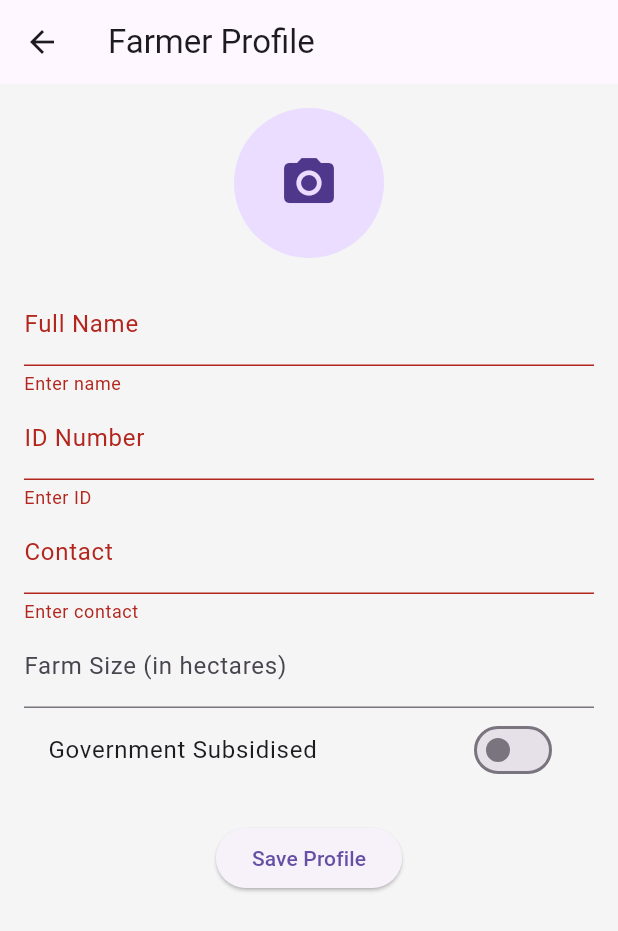
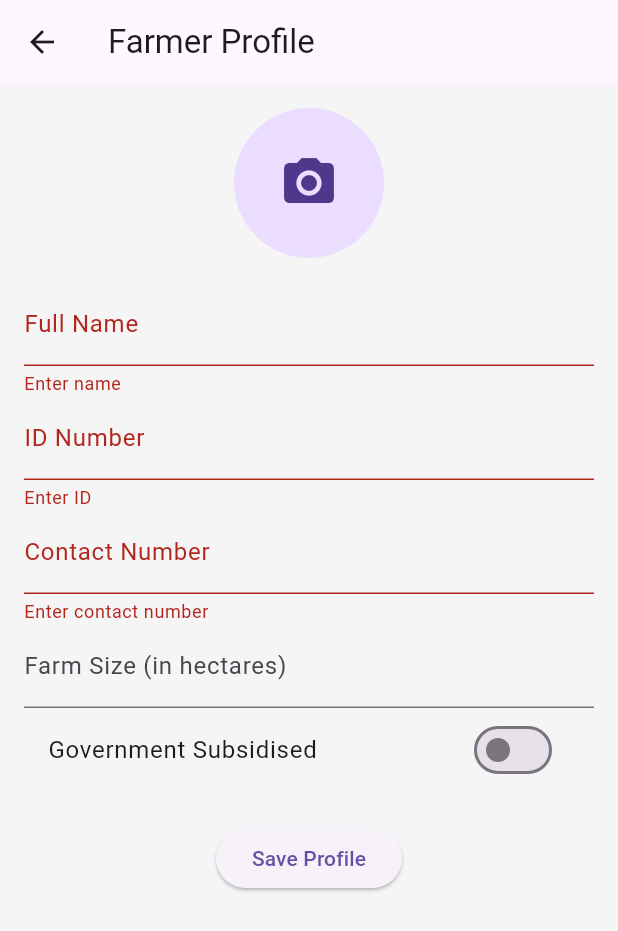
Before and after one commit to smwaingeni-ai/agrix_beta_2025, a Flutter app: the FarmerProfileScreen screen opened by its route, after a tap on "Save Profile", on a phone screen of 412 x 824 dp. Shown: the top 931 px of the screen. Run offline on Flutter 3.47's test engine with Material 3 defaults, Android fonts, the phone set to English and light mode, and no system bars; our stand-ins replace image_picker, share_plus; accounts and stored records are empty.

Commit message:
Update farmer_profile_screen.dart

```diff
--- a/lib/screens/profile/farmer_profile_screen.dart
+++ b/lib/screens/profile/farmer_profile_screen.dart
@@ -30,10 +30,10 @@ class _FarmerProfileScreenState extends State<FarmerProfileScreen> {
     if (profile != null) {
       setState(() {
         _nameController.text = profile.fullName;
-        _idController.text = profile.farmerId ?? '';
-        _contactController.text = profile.contact;
-        _farmSizeController.text = profile.farmSize?.toString() ?? '';
-        _subsidised = profile.subsidised ?? false;
+        _idController.text = profile.farmerId;
+        _contactController.text = profile.contactNumber;
+        _farmSizeController.text = profile.farmSizeHectares?.toString() ?? '';
+        _subsidised = profile.subsidised;
         _imagePath = profile.photoPath;
       });
     }
@@ -52,13 +52,15 @@ class _FarmerProfileScreenState extends State<FarmerProfileScreen> {
     if (_formKey.currentState?.validate() != true) return;
 
     final profile = FarmerProfile(
-      farmerId: _idController.text, // ✅ corrected
-      fullName: _nameController.text,
-      idNumber: _idController.text,
-      contact: _contactController.text,
-      farmSize: double.tryParse(_farmSizeController.text), // ✅ parsed safely
+      farmerId: _idController.text.trim(),
+      fullName: _nameController.text.trim(),
+      idNumber: _idController.text.trim(),
+      contactNumber: _contactController.text.trim(),
+      farmSizeHectares: double.tryParse(_farmSizeController.text),
       subsidised: _subsidised,
+      govtAffiliated: false, // required field
       photoPath: _imagePath,
+      registeredAt: DateTime.now().toIso8601String(),
     );
 
     await FarmerProfileService.saveProfile(profile);
@@ -81,7 +83,9 @@ class _FarmerProfileScreenState extends State<FarmerProfileScreen> {
                 onTap: _pickImage,
                 child: CircleAvatar(
                   radius: 50,
-                  backgroundImage: _imagePath != null ? FileImage(File(_imagePath!)) : null,
+                  backgroundImage: _imagePath != null && File(_imagePath!).existsSync()
+                      ? FileImage(File(_imagePath!))
+                      : null,
                   child: _imagePath == null
                       ? const Icon(Icons.camera_alt, size: 40)
                       : null,
@@ -91,17 +95,17 @@ class _FarmerProfileScreenState extends State<FarmerProfileScreen> {
               TextFormField(
                 controller: _nameController,
                 decoration: const InputDecoration(labelText: 'Full Name'),
-                validator: (value) => value!.isEmpty ? 'Enter name' : null,
+                validator: (value) => value == null || value.isEmpty ? 'Enter name' : null,
               ),
               TextFormField(
                 controller: _idController,
                 decoration: const InputDecoration(labelText: 'ID Number'),
-                validator: (value) => value!.isEmpty ? 'Enter ID' : null,
+                validator: (value) => value == null || value.isEmpty ? 'Enter ID' : null,
               ),
               TextFormField(
                 controller: _contactController,
-                decoration: const InputDecoration(labelText: 'Contact'),
-                validator: (value) => value!.isEmpty ? 'Enter contact' : null,
+                decoration: const InputDecoration(labelText: 'Contact Number'),
+                validator: (value) => value == null || value.isEmpty ? 'Enter contact number' : null,
               ),
               TextFormField(
                 controller: _farmSizeController,
```
